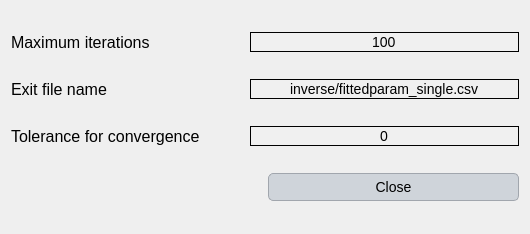
First picture: the form in Source_code/ui/calibration_advanced_settings_single.ui, repository Inigobarbe/VFSMOD-GUI, before the edit.
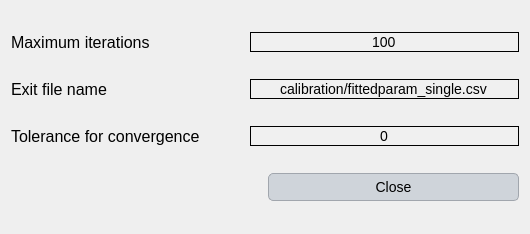
Second picture: the form after the edit.

Patch:
```diff
--- a/Source_code/ui/calibration_advanced_settings_single.ui
+++ b/Source_code/ui/calibration_advanced_settings_single.ui
@@ -199,7 +199,7 @@
      <item>
       <widget class="QLineEdit" name="exit_file">
        <property name="text">
-        <string>inverse/fittedparam_single.csv</string>
+        <string>calibration/fittedparam_single.csv</string>
        </property>
        <property name="alignment">
         <set>Qt::AlignCenter</set>
```
